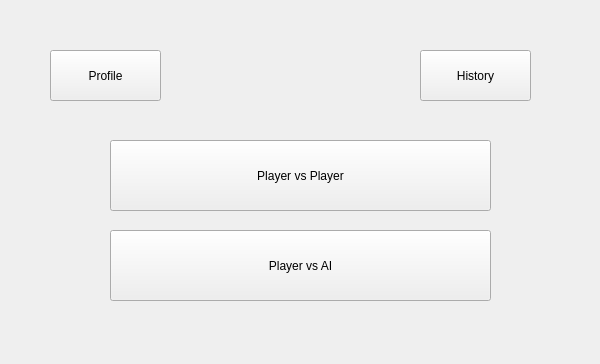
ahmedg3x1/Tic-Tac-Toe-Game, file Tic-Tac-Toe-Game/entry_menu.ui: the form before one commit.
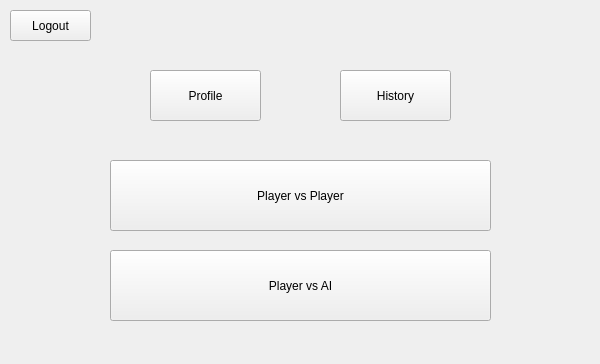
The form after the commit.

Commit message: added logout button

```diff
--- a/Tic-Tac-Toe-Game/entry_menu.ui
+++ b/Tic-Tac-Toe-Game/entry_menu.ui
@@ -17,8 +17,8 @@
    <widget class="QPushButton" name="profile_button">
     <property name="geometry">
      <rect>
-      <x>50</x>
-      <y>50</y>
+      <x>150</x>
+      <y>70</y>
       <width>111</width>
       <height>51</height>
      </rect>
@@ -30,8 +30,8 @@
    <widget class="QPushButton" name="history_button">
     <property name="geometry">
      <rect>
-      <x>420</x>
-      <y>50</y>
+      <x>340</x>
+      <y>70</y>
       <width>111</width>
       <height>51</height>
      </rect>
@@ -44,7 +44,7 @@
     <property name="geometry">
      <rect>
       <x>110</x>
-      <y>140</y>
+      <y>160</y>
       <width>381</width>
       <height>71</height>
      </rect>
@@ -57,7 +57,7 @@
     <property name="geometry">
      <rect>
       <x>110</x>
-      <y>230</y>
+      <y>250</y>
       <width>381</width>
       <height>71</height>
      </rect>
@@ -66,6 +66,19 @@
      <string>Player vs AI</string>
     </property>
    </widget>
+   <widget class="QPushButton" name="logout_button">
+    <property name="geometry">
+     <rect>
+      <x>10</x>
+      <y>10</y>
+      <width>81</width>
+      <height>31</height>
+     </rect>
+    </property>
+    <property name="text">
+     <string>Logout</string>
+    </property>
+   </widget>
   </widget>
  </widget>
  <resources/>
```
The commit also changes 5 other files.
